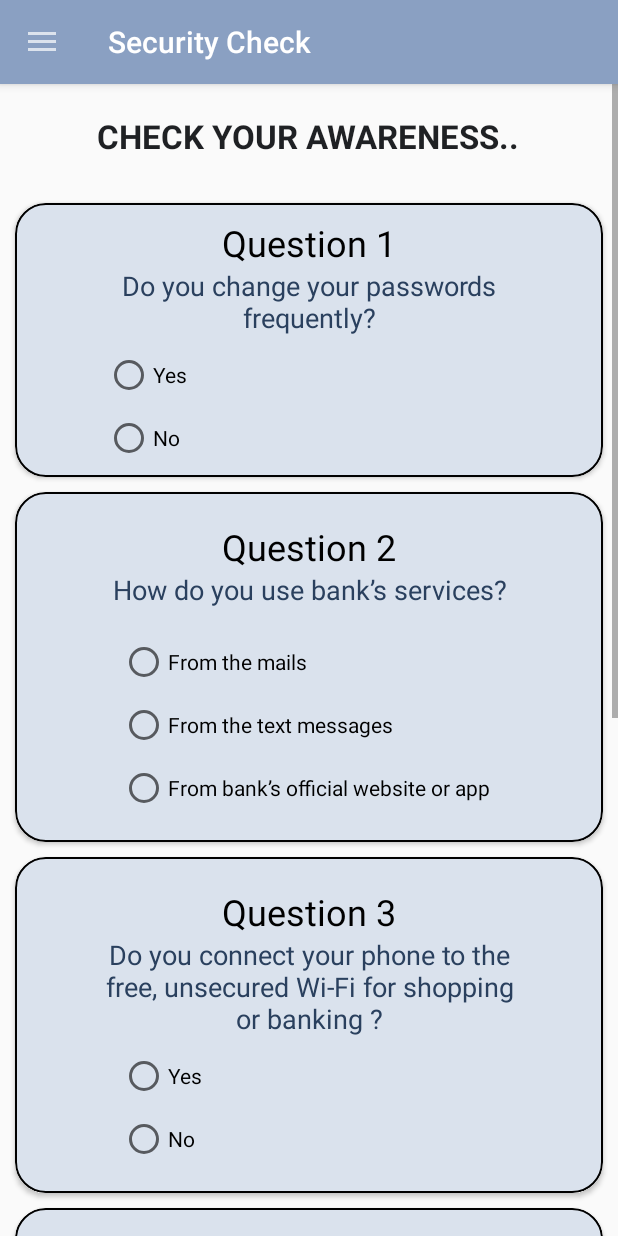
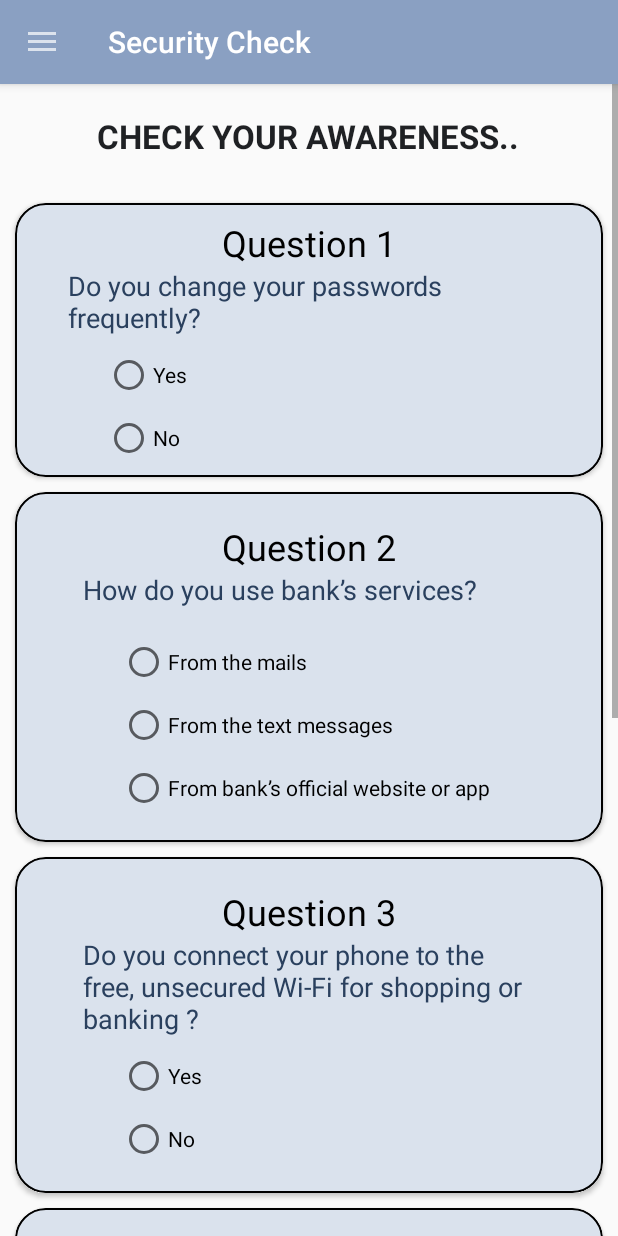
Before and after one commit to Pranavjain23/CyberSecurity, an Android app: the screen it shows after launch (MainActivity), after a tap on "SECURITY CHECK", on a phone screen of 412 x 824 dp. Run offline under Robolectric (Android 15) with nearby library versions, the phone set to English and light mode, and no system bars.

Commit message:
chandni agarwal and security check changes

```diff
--- a/app/src/main/java/com/csao/cybersecurity/fragment/Expert2ChandniAggFragment.kt
+++ b/app/src/main/java/com/csao/cybersecurity/fragment/Expert2ChandniAggFragment.kt
@@ -17,7 +17,7 @@ class Expert2ChandniAggFragment : Fragment() {
     ): View? {
         // Inflate the layout for this fragment
         val view = inflater.inflate(R.layout.fragment_expert2_chandni_agg, container, false)
-        getActionBar()?.setTitle("Nisha Dua");
+        getActionBar()?.setTitle("Chandni Agarwal");
         // Inflate the layout for this fragment
         return view
     }
--- a/app/src/main/res/layout/fragment_security_check.xml
+++ b/app/src/main/res/layout/fragment_security_check.xml
@@ -58,9 +58,8 @@
                     android:id="@+id/detail1"
                     android:layout_width="match_parent"
                     android:layout_height="wrap_content"
-                    android:layout_marginLeft="30dp"
-                    android:layout_marginRight="30dp"
-                    android:textAlignment="center"
+                    android:layout_marginLeft="25dp"
+                    android:layout_marginRight="25dp"
                     android:layout_below="@+id/heading1"
                     android:textColor="@color/blue"
                     android:text="@string/q1"
@@ -132,9 +131,7 @@
                     android:layout_below="@+id/heading2"
                     android:layout_width="match_parent"
                     android:layout_height="wrap_content"
-                    android:layout_marginLeft="30dp"
-                    android:layout_marginRight="30dp"
-                    android:textAlignment="center"
+                    android:layout_marginLeft="25dp"
                     android:textColor="@color/blue"
                     android:text="@string/q2"
                     android:textSize="18sp" />
@@ -213,10 +210,9 @@
                     android:layout_below="@+id/heading3"
                     android:layout_width="match_parent"
                     android:layout_height="wrap_content"
-                    android:layout_marginLeft="30dp"
+                    android:layout_marginLeft="25dp"
                     android:layout_marginRight="30dp"
                     android:textColor="@color/blue"
-                    android:textAlignment="center"
                     android:text="@string/q3"
                     android:textSize="18sp" />
 
@@ -280,10 +276,9 @@
                     android:layout_width="match_parent"
                     android:layout_height="wrap_content"
                     android:layout_below="@+id/heading4"
-                    android:layout_marginLeft="30dp"
+                    android:layout_marginLeft="25dp"
                     android:layout_marginRight="30dp"
                     android:textColor="@color/blue"
-                    android:textAlignment="center"
                     android:text="@string/q4"
                     android:textSize="18sp" />
 
@@ -349,10 +344,9 @@
                     android:layout_width="match_parent"
                     android:layout_height="wrap_content"
                     android:layout_below="@+id/heading5"
-                    android:layout_marginLeft="30dp"
+                    android:layout_marginLeft="25dp"
                     android:textColor="@color/blue"
                     android:layout_marginRight="30dp"
-                    android:textAlignment="center"
                     android:text="@string/q5"
                     android:textSize="18sp" />
 
--- a/app/src/main/res/values/strings.xml
+++ b/app/src/main/res/values/strings.xml
@@ -241,6 +241,7 @@ CSAO is a brain child of Ms. Chandni Agarwal, senior IT faculty at Maharaja Agra
     <string name="dont7">Never leave your mobile device unattended.</string>
     <string name="dont8">Never keep sensitive information like user names/passwords on your devices.</string>
     <string name="dont9">Never connect to unknown networks or untrusted networks.</string>
-    <string name="idea_founder_desig">Idea Founder</string>
-    <string name="chandniag_desig"><![CDATA[Mentor & Coach, Cyber Safety & Wellness]]></string>
+    <string name="idea_founder_desig">Founder CSAO</string>
+    <string name="chandniag_desig">Educator, Cyber wellness coach</string>
+    <string name="chandni_agarwal">Chandni Agarwal</string>
 </resources>
```
Also changed, not shown: app/src/main/res/layout/fragment_expert2_chandni_agg.xml (+3 -8 lines).
